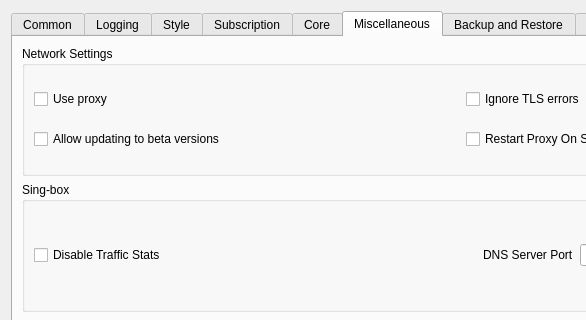
The window that include/ui/setting/dialog_basic_settings.ui (tergride/poros) describes before a commit, drawn with Qt 5; both pictures show x 0 to 586 and y 0 to 320 of the 925 by 634 pixel window.
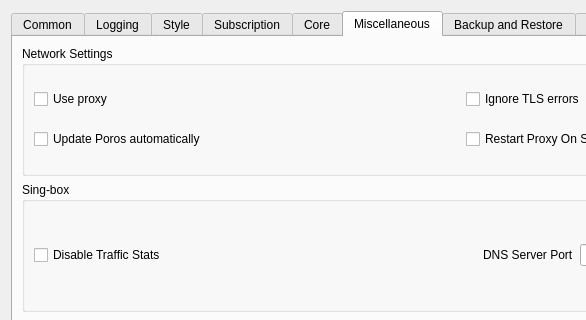
The same window after the commit. The open tabs and pages were chosen to show the change. Custom widgets are drawn as their Qt base class.

Commit message:
feat: update Poros from its own GitHub releases
Check latest.json of tergride/poros, verify the downloaded archive and install it with a new updater once the user agrees, with a setting for automatic checks and a release script. Keep only Russian and English with the Russian translation finished, drop the upstream merge tooling, and limit the README to what the repository holds.

Diff of the .ui file:
```diff
--- a/include/ui/setting/dialog_basic_settings.ui
+++ b/include/ui/setting/dialog_basic_settings.ui
@@ -1296,7 +1296,7 @@
           <item row="1" column="0">
            <widget class="QCheckBox" name="allow_beta">
             <property name="text">
-             <string>Allow updating to beta versions</string>
+             <string>Update Poros automatically</string>
             </property>
            </widget>
           </item>
```
Left out of the diff: 15 changed lines with no effect on the pictures. The commit also changes 28 other files.
